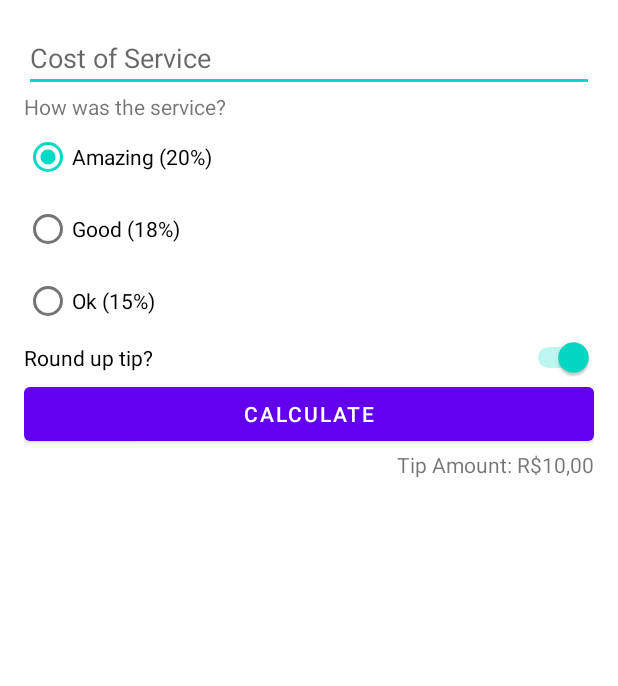
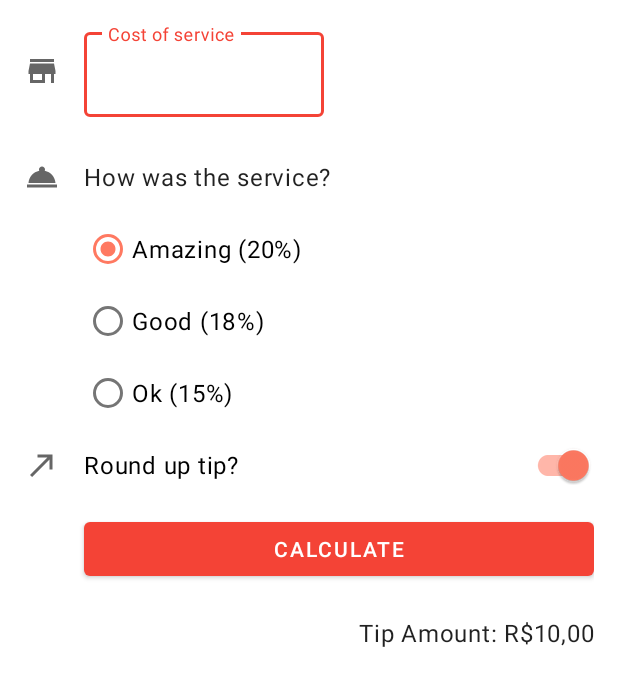
Before and after one commit to IgorSt/TipTime, an Android app: the layout activity_main.xml on its own in the app's theme, with its tools: preview values and no code run, on a phone screen of 412 x 824 dp. Shown: the top 686 px of the screen. Run offline under Robolectric (Android 15) with nearby library versions, the phone set to English and light mode, and no system bars.

Commit message:
some improvements in layout

```diff
--- a/app/build.gradle
+++ b/app/build.gradle
@@ -15,6 +15,8 @@ android {
         versionName "1.0"
 
         testInstrumentationRunner "androidx.test.runner.AndroidJUnitRunner"
+
+        vectorDrawables.useSupportLibrary = true
     }
 
     buildTypes {
--- a/app/src/main/java/br/igorsantos/tiptime/MainActivity.kt
+++ b/app/src/main/java/br/igorsantos/tiptime/MainActivity.kt
@@ -1,7 +1,11 @@
 package br.igorsantos.tiptime
 
+import android.content.Context
 import androidx.appcompat.app.AppCompatActivity
 import android.os.Bundle
+import android.view.KeyEvent
+import android.view.View
+import android.view.inputmethod.InputMethodManager
 import br.igorsantos.tiptime.databinding.ActivityMainBinding
 import java.text.NumberFormat
 
@@ -15,10 +19,14 @@ class MainActivity : AppCompatActivity() {
         setContentView(binding.root)
 
         binding.calculateButton.setOnClickListener { calculateTip() }
+
+        binding.costOfServiceEditText.setOnKeyListener { view, keyCode, event ->
+            handleKeyEvent(view, keyCode)
+        }
     }
 
     fun calculateTip(){
-        val stringInTextField = binding.costOfService.text.toString()
+        val stringInTextField = binding.costOfServiceEditText.text.toString()
         val cost = stringInTextField.toDouble()
 
         val selectedId = binding.tipOptions.checkedRadioButtonId
@@ -37,4 +45,14 @@ class MainActivity : AppCompatActivity() {
 
         binding.tipResult.text = getString(R.string.tip_amount, formattedTip)
     }
+
+    private fun handleKeyEvent(view: View, keyCode: Int): Boolean {
+        if(keyCode == KeyEvent.KEYCODE_ENTER){
+            val inputMethodManager =
+                    getSystemService(Context.INPUT_METHOD_SERVICE) as InputMethodManager
+            inputMethodManager.hideSoftInputFromWindow(view.windowToken, 0)
+            return true
+        }
+        return false
+    }
 }
--- /dev/null
+++ b/app/src/main/res/drawable/ic_round_up.xml
@@ -0,0 +1,10 @@
+<vector xmlns:android="http://schemas.android.com/apk/res/android"
+    android:width="24dp"
+    android:height="24dp"
+    android:viewportWidth="24"
+    android:viewportHeight="24"
+    android:tint="?attr/colorControlNormal">
+  <path
+      android:fillColor="@android:color/white"
+      android:pathData="M9,5v2h6.59L4,18.59 5.41,20 17,8.41V15h2V5z"/>
+</vector>
--- /dev/null
+++ b/app/src/main/res/drawable/ic_service.xml
@@ -0,0 +1,10 @@
+<vector xmlns:android="http://schemas.android.com/apk/res/android"
+    android:width="24dp"
+    android:height="24dp"
+    android:viewportWidth="24"
+    android:viewportHeight="24"
+    android:tint="?attr/colorControlNormal">
+  <path
+      android:fillColor="@android:color/white"
+      android:pathData="M2,17h20v2L2,19zM13.84,7.79c0.1,-0.24 0.16,-0.51 0.16,-0.79 0,-1.1 -0.9,-2 -2,-2s-2,0.9 -2,2c0,0.28 0.06,0.55 0.16,0.79C6.25,8.6 3.27,11.93 3,16h18c-0.27,-4.07 -3.25,-7.4 -7.16,-8.21z"/>
+</vector>
--- /dev/null
+++ b/app/src/main/res/drawable/ic_store.xml
@@ -0,0 +1,10 @@
+<vector xmlns:android="http://schemas.android.com/apk/res/android"
+    android:width="24dp"
+    android:height="24dp"
+    android:viewportWidth="24"
+    android:viewportHeight="24"
+    android:tint="?attr/colorControlNormal">
+  <path
+      android:fillColor="@android:color/white"
+      android:pathData="M20,4L4,4v2h16L20,4zM21,14v-2l-1,-5L4,7l-1,5v2h1v6h10v-6h4v6h2v-6h1zM12,18L6,18v-4h6v4z"/>
+</vector>
--- a/app/src/main/res/layout/activity_main.xml
+++ b/app/src/main/res/layout/activity_main.xml
@@ -7,22 +7,52 @@
     android:padding="16dp"
     tools:context=".MainActivity">
 
-    <EditText
+    <ImageView
+        android:id="@+id/ic_cost_of_service"
+        android:layout_width="wrap_content"
+        android:layout_height="wrap_content"
+        android:importantForAccessibility="no"
+        app:srcCompat="@drawable/ic_store"
+        app:layout_constraintStart_toStartOf="parent"
+        app:layout_constraintTop_toTopOf="@id/cost_of_service"
+        app:layout_constraintBottom_toBottomOf="@id/cost_of_service"/>
+
+    <com.google.android.material.textfield.TextInputLayout
         android:id="@+id/cost_of_service"
-        android:layout_width="match_parent"
+        android:layout_width="160dp"
         android:layout_height="wrap_content"
-        android:inputType="numberDecimal"
-        android:hint="Cost of Service"
-        app:layout_constraintStart_toStartOf="parent"
-        app:layout_constraintTop_toTopOf="parent"/>
+        android:hint="@string/cost_of_service"
+        app:layout_constraintStart_toEndOf="@id/ic_cost_of_service"
+        app:layout_constraintTop_toTopOf="parent"
+        android:layout_marginStart="16dp">
+
+        <com.google.android.material.textfield.TextInputEditText
+            android:id="@+id/cost_of_service_edit_text"
+            android:layout_width="match_parent"
+            android:layout_height="wrap_content"
+            android:inputType="numberDecimal"/>
+
+    </com.google.android.material.textfield.TextInputLayout>
+
+    <ImageView
+        android:id="@+id/ic_service_question"
+        android:layout_width="wrap_content"
+        android:layout_height="wrap_content"
+        android:importantForAccessibility="no"
+        app:srcCompat="@drawable/ic_service"
+        app:layout_constraintTop_toTopOf="@id/service_question"
+        app:layout_constraintBottom_toBottomOf="@id/service_question"
+        app:layout_constraintStart_toStartOf="parent"/>
 
     <TextView
         android:id="@+id/service_question"
-        android:layout_width="match_parent"
+        android:layout_width="wrap_content"
         android:layout_height="wrap_content"
         android:text="How was the service?"
+        style="@style/Widget.TipTime.TextView"
         app:layout_constraintTop_toBottomOf="@id/cost_of_service"
-        app:layout_constraintStart_toStartOf="parent"/>
+        app:layout_constraintStart_toStartOf="@id/cost_of_service"
+        android:layout_marginTop="16dp" />
 
     <RadioGroup
         android:id="@+id/tip_options"
@@ -30,7 +60,7 @@
         android:layout_height="wrap_content"
         android:checkedButton="@id/option_twenty_percent"
         app:layout_constraintTop_toBottomOf="@id/service_question"
-        app:layout_constraintStart_toStartOf="parent"
+        app:layout_constraintStart_toStartOf="@id/service_question"
         android:orientation="vertical">
 
         <RadioButton
@@ -53,15 +83,26 @@
 
     </RadioGroup>
 
-    <Switch
+    <ImageView
+        android:id="@+id/ic_round_up"
+        android:layout_width="wrap_content"
+        android:layout_height="wrap_content"
+        android:importantForAccessibility="no"
+        app:srcCompat="@drawable/ic_round_up"
+        app:layout_constraintStart_toStartOf="parent"
+        app:layout_constraintTop_toTopOf="@id/round_up_switch"
+        app:layout_constraintBottom_toBottomOf="@id/round_up_switch"/>
+
+    <com.google.android.material.switchmaterial.SwitchMaterial
         android:id="@+id/round_up_switch"
         android:layout_width="0dp"
         android:layout_height="wrap_content"
         android:text="Round up tip?"
         android:checked="true"
         app:layout_constraintTop_toBottomOf="@id/tip_options"
-        app:layout_constraintStart_toStartOf="parent"
-        app:layout_constraintEnd_toEndOf="parent"/>
+        app:layout_constraintStart_toEndOf="@id/ic_round_up"
+        app:layout_constraintEnd_toEndOf="parent"
+        android:layout_marginStart="16dp"/>
 
     <Button
         android:id="@+id/calculate_button"
@@ -69,16 +110,19 @@
         android:layout_height="wrap_content"
         android:text="Calculate"
         app:layout_constraintTop_toBottomOf="@id/round_up_switch"
-        app:layout_constraintStart_toStartOf="parent"
-        app:layout_constraintEnd_toEndOf="parent"/>
+        app:layout_constraintStart_toStartOf="@id/round_up_switch"
+        app:layout_constraintEnd_toEndOf="parent"
+        android:layout_marginTop="8dp"/>
 
     <TextView
         android:id="@+id/tip_result"
         android:layout_width="wrap_content"
         android:layout_height="wrap_content"
         tools:text="Tip Amount: R$10,00"
+        style="@style/Widget.TipTime.TextView"
         app:layout_constraintTop_toBottomOf="@id/calculate_button"
-        app:layout_constraintEnd_toEndOf="parent"/>
+        app:layout_constraintEnd_toEndOf="parent"
+        android:layout_marginTop="8dp"/>
 
 
 </androidx.constraintlayout.widget.ConstraintLayout>
--- a/app/src/main/res/values-night/themes.xml
+++ b/app/src/main/res/values-night/themes.xml
@@ -12,5 +12,9 @@
         <!-- Status bar color. -->
         <item name="android:statusBarColor" tools:targetApi="l">?attr/colorPrimaryVariant</item>
         <!-- Customize your theme here. -->
+
+        <item name="textInputStyle">@style/Widget.MaterialComponents.TextInputLayout.OutlinedBox</item>
+        <item name="radioButtonStyle">@style/Widget.TipTime.CompoundButton.RadioButton</item>
+        <item name="switchStyle">@style/Widget.TipTime.CompoundButton.Switch</item>
     </style>
 </resources>
--- a/app/src/main/res/values/colors.xml
+++ b/app/src/main/res/values/colors.xml
@@ -1,9 +1,9 @@
 <?xml version="1.0" encoding="utf-8"?>
 <resources>
     <color name="purple_200">#FFBB86FC</color>
-    <color name="purple_500">#FF6200EE</color>
-    <color name="purple_700">#FF3700B3</color>
-    <color name="teal_200">#FF03DAC5</color>
+    <color name="purple_500">#f44336</color>
+    <color name="purple_700">#ba000d</color>
+    <color name="teal_200">#ff7961</color>
     <color name="teal_700">#FF018786</color>
     <color name="black">#FF000000</color>
     <color name="white">#FFFFFFFF</color>
--- a/app/src/main/res/values/strings.xml
+++ b/app/src/main/res/values/strings.xml
@@ -1,5 +1,7 @@
 <resources>
     <string name="app_name">Tip Time</string>
 
+    <!-- Main Activity -->
+    <string name="cost_of_service">Cost of service</string>
     <string name="tip_amount">Tip amount: %s</string>
 </resources>
--- /dev/null
+++ b/app/src/main/res/values/styles.xml
@@ -0,0 +1,19 @@
+<?xml version="1.0" encoding="utf-8"?>
+<resources>
+    <style name="Widget.TipTime.TextView" parent="Widget.MaterialComponents.TextView">
+        <item name="android:minHeight">48dp</item>
+        <item name="android:gravity">center_vertical</item>
+        <item name="android:textAppearance">?attr/textAppearanceBody1</item>
+    </style>
+
+    <style name="Widget.TipTime.CompoundButton.Switch" parent="Widget.MaterialComponents.CompoundButton.Switch">
+        <item name="android:minHeight">48dp</item>
+        <item name="android:gravity">center_vertical</item>
+        <item name="android:textAppearance">?attr/textAppearanceBody1</item>
+    </style>
+
+    <style name="Widget.TipTime.CompoundButton.RadioButton" parent="Widget.MaterialComponents.CompoundButton.RadioButton">
+        <item name="paddingStart">8dp</item>
+        <item name="android:textAppearance">?attr/textAppearanceBody1</item>
+    </style>
+</resources>
--- a/app/src/main/res/values/themes.xml
+++ b/app/src/main/res/values/themes.xml
@@ -12,5 +12,9 @@
         <!-- Status bar color. -->
         <item name="android:statusBarColor" tools:targetApi="l">?attr/colorPrimaryVariant</item>
         <!-- Customize your theme here. -->
+
+        <item name="textInputStyle">@style/Widget.MaterialComponents.TextInputLayout.OutlinedBox</item>
+        <item name="radioButtonStyle">@style/Widget.TipTime.CompoundButton.RadioButton</item>
+        <item name="switchStyle">@style/Widget.TipTime.CompoundButton.Switch</item>
     </style>
 </resources>
```
